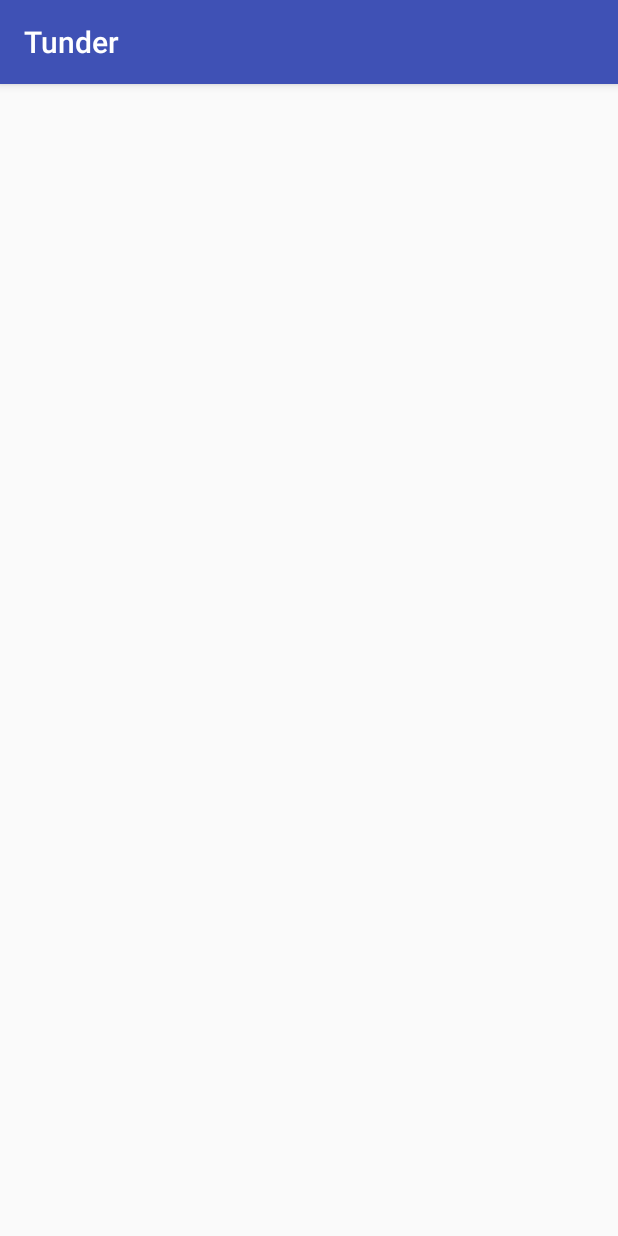
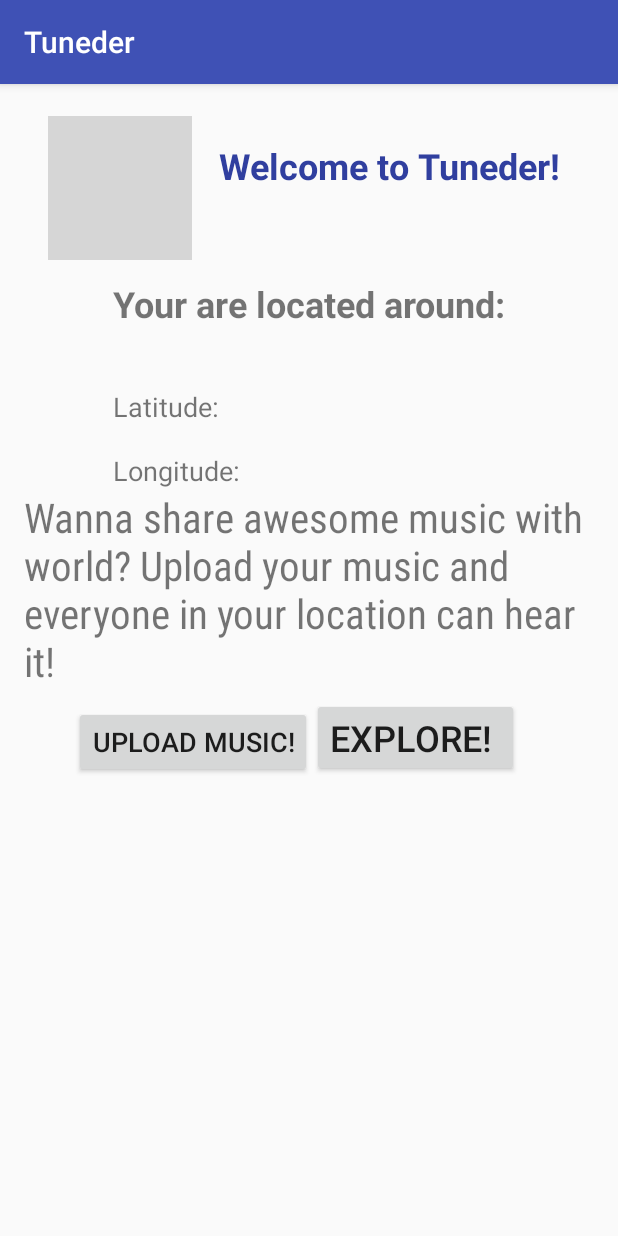
Before and after one commit to MoJo600/Tunder, an Android app: the screen it shows after launch (MainActivity), on a phone screen of 412 x 824 dp. Run offline under Robolectric (Android 15) with nearby library versions, the phone set to English and light mode, and no system bars; 2 statements that could not run were skipped; grey boxes are pictures that could not be loaded.

Commit message:
fixed UI

```diff
--- a/app/src/main/java/myapp/com/tunder/MainActivity.java
+++ b/app/src/main/java/myapp/com/tunder/MainActivity.java
@@ -13,9 +13,12 @@ import android.os.Bundle;
 import android.support.v4.app.ActivityCompat;
 import android.support.v7.app.AppCompatActivity;
 import android.util.Log;
+import android.widget.EditText;
+import android.widget.TextView;
 import android.widget.Toast;
 
 import static android.R.attr.data;
+import static android.icu.lang.UCharacter.GraphemeClusterBreak.T;
 
 public class MainActivity extends AppCompatActivity {
 
@@ -30,14 +33,13 @@ public class MainActivity extends AppCompatActivity {
 
 
         setContentView(R.layout.activity_main);
+        final TextView lat = (TextView) findViewById(R.id.latitude);
+        final TextView longit = (TextView) findViewById(R.id.longitude);
 
         Gps mygp= new Gps(c);
 
-        Toast.makeText(c, "Latitude is: "+Double.toString(mygp.getLocation().getLatitude()) + " \nLongitude is: " +
-                        Double.toString(mygp.getLocation().getLongitude()),
-                Toast.LENGTH_LONG).show();
-
-
+        lat.setText(Integer.toString((int)mygp.getLocation().getLatitude()));
+        longit.setText(Integer.toString((int)mygp.getLocation().getLongitude()));
 
 
     }
--- a/app/src/main/res/layout/activity_main.xml
+++ b/app/src/main/res/layout/activity_main.xml
@@ -1,5 +1,6 @@
 <?xml version="1.0" encoding="utf-8"?>
 <RelativeLayout xmlns:android="http://schemas.android.com/apk/res/android"
+    xmlns:app="http://schemas.android.com/apk/res-auto"
     xmlns:tools="http://schemas.android.com/tools"
     android:id="@+id/activity_main"
     android:layout_width="match_parent"
@@ -11,4 +12,107 @@
     tools:context="myapp.com.tunder.MainActivity">
 
 
+    <TextView
+        android:text="@string/loc"
+        android:layout_width="wrap_content"
+        android:layout_height="wrap_content"
+        android:textSize="24sp"
+        android:textStyle="normal|bold"
+        android:id="@+id/location"
+        android:layout_marginTop="59dp"
+        android:layout_below="@+id/welcome"
+        android:layout_centerHorizontal="true" />
+
+    <TextView
+        android:text="@string/latText"
+        android:layout_width="wrap_content"
+        android:layout_height="wrap_content"
+        android:layout_below="@+id/location"
+        android:layout_alignStart="@+id/location"
+        android:layout_marginTop="40dp"
+        android:id="@+id/lat"
+        android:textSize="18sp" />
+
+    <TextView
+        android:text="@string/longitText"
+        android:layout_width="wrap_content"
+        android:layout_height="wrap_content"
+        android:layout_below="@+id/lat"
+        android:layout_alignStart="@+id/lat"
+        android:layout_marginTop="18dp"
+        android:id="@+id/longit"
+        android:textSize="18sp" />
+
+    <TextView
+        android:text="@string/lat"
+        android:layout_width="wrap_content"
+        android:layout_height="wrap_content"
+        android:id="@+id/latitude"
+        android:layout_marginEnd="27dp"
+        android:textSize="24sp"
+        android:layout_alignTop="@+id/lat"
+        android:layout_alignEnd="@+id/welcome"
+        android:textColor="@android:color/holo_purple" />
+
+    <TextView
+        android:text="@string/longit"
+        android:layout_width="wrap_content"
+        android:layout_height="wrap_content"
+        android:id="@+id/longitude"
+        android:textSize="24sp"
+        android:textColor="@android:color/holo_purple"
+        android:layout_below="@+id/latitude"
+        android:layout_alignEnd="@+id/latitude" />
+
+    <TextView
+        android:text="Welcome to Tuneder!"
+        android:layout_width="wrap_content"
+        android:layout_height="wrap_content"
+        android:id="@+id/welcome"
+        android:textSize="24sp"
+        android:textStyle="normal|bold"
+        android:textColor="?attr/colorPrimaryDark"
+        android:layout_alignParentTop="true"
+        android:layout_toEndOf="@+id/lat"
+        android:layout_marginTop="22dp" />
+
+    <ImageView
+        android:layout_width="wrap_content"
+        android:layout_height="wrap_content"
+        app:srcCompat="@drawable/logo2"
+        android:id="@+id/imageView"
+        android:layout_marginBottom="45dp"
+        android:layout_above="@+id/lat"
+        android:layout_toStartOf="@+id/welcome"
+        android:layout_marginEnd="18dp" />
+
+    <TextView
+        android:text="@string/share"
+        android:layout_width="wrap_content"
+        android:layout_height="wrap_content"
+        android:id="@+id/share"
+        android:textSize="27sp"
+        android:fontFamily="sans-serif-condensed"
+        android:layout_below="@+id/longit"
+        android:layout_alignParentEnd="true" />
+
+    <Button
+        android:text="Upload music!"
+        android:layout_width="wrap_content"
+        android:layout_height="wrap_content"
+        android:id="@+id/button"
+        android:textSize="18sp"
+        android:layout_marginTop="11dp"
+        android:layout_below="@+id/share"
+        android:layout_toStartOf="@+id/explore" />
+
+    <Button
+        android:text="Explore! "
+        android:layout_width="wrap_content"
+        android:layout_height="wrap_content"
+        android:id="@+id/explore"
+        android:textSize="24sp"
+        android:layout_alignBaseline="@+id/button"
+        android:layout_alignBottom="@+id/button"
+        android:layout_toStartOf="@+id/longitude" />
 </RelativeLayout>
--- a/app/src/main/res/values/strings.xml
+++ b/app/src/main/res/values/strings.xml
@@ -1,3 +1,10 @@
 <resources>
-    <string name="app_name">Tunder</string>
+    <string name="app_name">Tuneder</string>
+    <string name="loc">Your are located around: </string>
+    <string name="latText">Latitude: </string>
+    <string name="longitText">Longitude: </string>
+    <string name="lat"> </string>
+    <string name="longit"> </string>
+    <string name="share">Wanna share awesome music with world? Upload your music and everyone
+    in your location can hear it!</string>
 </resources>
```
Also changed, not shown: 4 other files.
